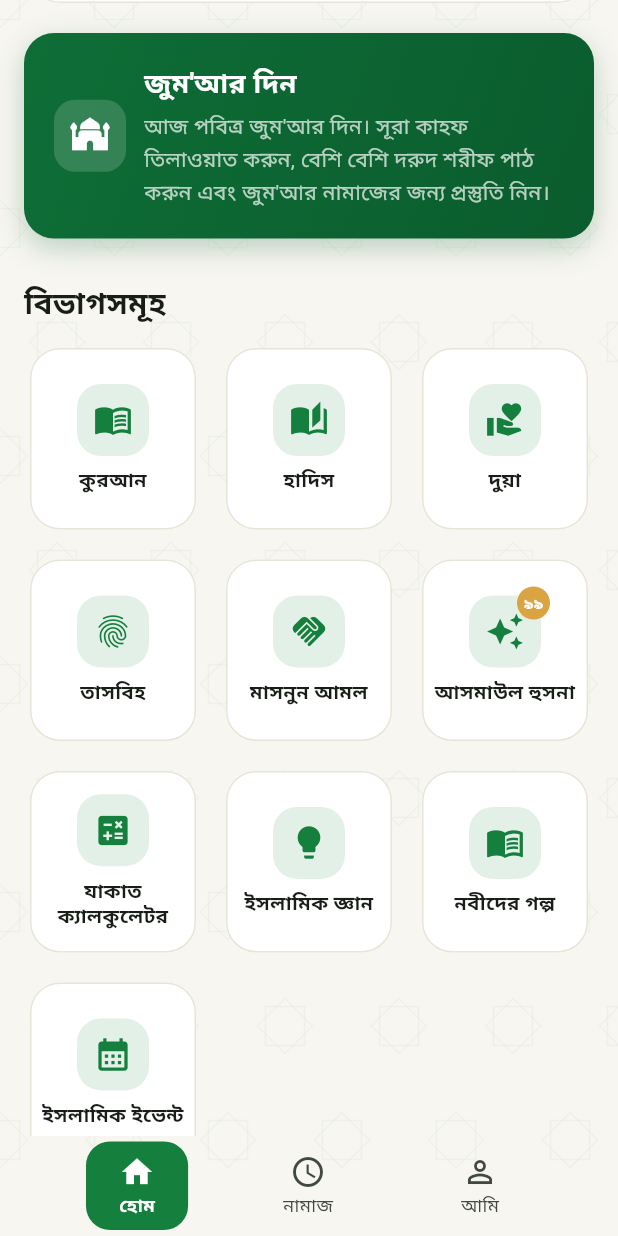
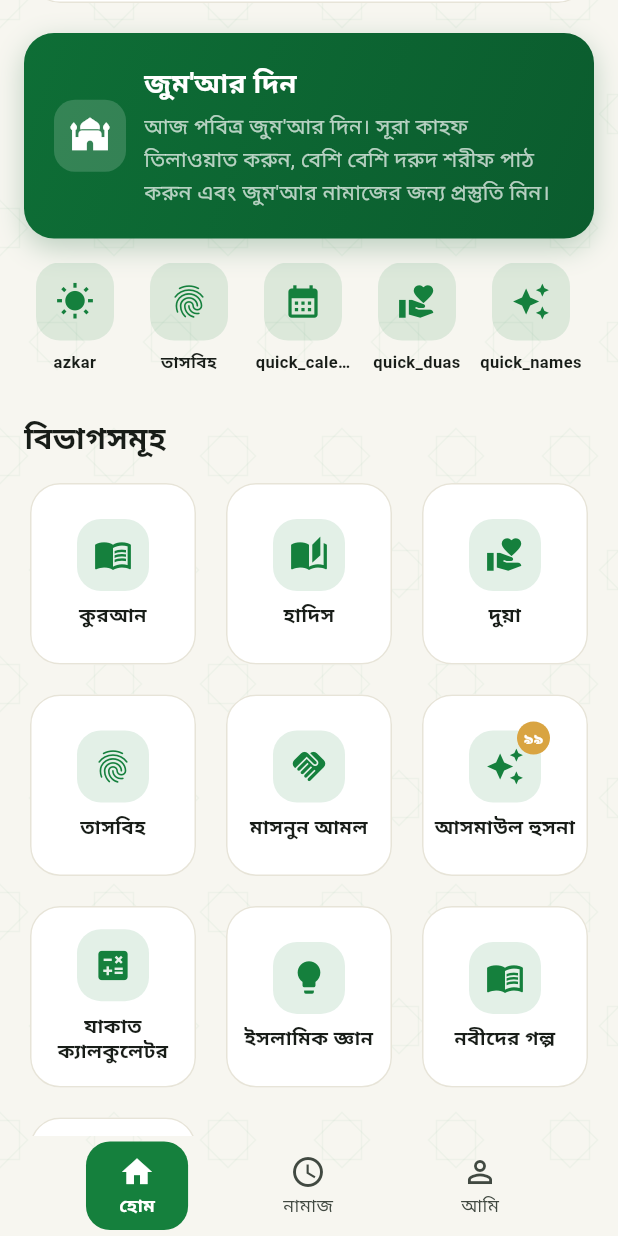
Before and after one commit to errordrive/quran-masmun-amol, a Flutter app: the screen it shows after launch, scrolled down 576 dp, on a phone screen of 412 x 824 dp. Run offline on Flutter 3.47's test engine with Material 3 defaults, Android fonts, the phone set to English and light mode, and no system bars; our stand-ins replace flutter_compass, flutter_local_notifications, just_audio, shared_preferences, timezone; missing offline and left inert: home_widget.

Commit message:
upload: lib/screens/home.dart

```diff
--- a/lib/screens/home.dart
+++ b/lib/screens/home.dart
@@ -20,6 +20,7 @@ import 'content.dart';
 import 'events.dart';
 import 'khatam.dart';
 import 'knowledge.dart';
+import 'month_calendar.dart';
 import 'quran.dart';
 import 'stories.dart';
 import 'zakat.dart';
@@ -152,6 +153,11 @@ class _HomeScreenState extends State<HomeScreen> {
                 const SizedBox(height: 16),
                 _JumuahCard(onTap: () => goToTab(1)),
               ],
+              const SizedBox(height: 16),
+              // Quick-access row (v3.1, reference video): Azkar, Tasbih,
+              // Calendar, Duas, Names, Tracker, Fasting — all map to
+              // EXISTING screens, no new screens invented.
+              const _QuickAccessRow(),
               const SizedBox(height: 28),
               SectionTitle(title: tr('categories')),
               const SizedBox(height: 12),
@@ -352,6 +358,117 @@ class _JumuahCard extends StatelessWidget {
             ),
           ],
         ),
+      ),
+    );
+  }
+}
+
+// ---------------- Quick-access row (v3.1, reference video) ----------------
+
+/// Compact horizontal icon row under the prayer strip. Every item maps
+/// to an EXISTING screen: Azkar = morning duas, Tasbih = tasbih list,
+/// Calendar = monthly calendar, Duas = all duas, Names = Asmaul Husna,
+/// Tracker = Khatam tracker, Fasting = Prayer tab (Sehri & Iftar card).
+class _QuickAccessRow extends StatelessWidget {
+  const _QuickAccessRow();
+
+  @override
+  Widget build(BuildContext context) {
+    final items = <({IconData icon, String label, VoidCallback onTap})>[
+      (
+        icon: Icons.wb_sunny,
+        label: tr('azkar'),
+        onTap: () => Navigator.of(context, rootNavigator: true).push(
+          MaterialPageRoute(
+              builder: (_) => CategoryListScreen(
+                  title: tr('cat_morning'),
+                  duas: duasByCategory('morning'),
+                  subtitle: tr('morning_sub'))),
+        ),
+      ),
+      (
+        icon: Icons.fingerprint,
+        label: tr('tasbih'),
+        onTap: () => Navigator.of(context, rootNavigator: true).push(
+          MaterialPageRoute(builder: (_) => const TasbihListScreen()),
+        ),
+      ),
+      (
+        icon: Icons.calendar_month,
+        label: tr('quick_calendar'),
+        onTap: () => Navigator.of(context, rootNavigator: true).push(
+          MaterialPageRoute(
+              builder: (_) => const MonthlyCalendarScreen()),
+        ),
+      ),
+      (
+        icon: Icons.volunteer_activism,
+        label: tr('quick_duas'),
+        onTap: () => Navigator.of(context, rootNavigator: true).push(
+          MaterialPageRoute(
+              builder: (_) => CategoryListScreen(
+                  title: tr('cat_daily_dua'),
+                  duas: duas,
+                  subtitle: tr('all_duas'))),
+        ),
+      ),
+      (
+        icon: Icons.auto_awesome,
+        label: tr('quick_names'),
+        onTap: () => Navigator.of(context, rootNavigator: true).push(
+          MaterialPageRoute(builder: (_) => const AsmaulHusnaScreen()),
+        ),
+      ),
+      (
+        icon: Icons.checklist,
+        label: tr('quick_tracker'),
+        onTap: () => Navigator.of(context, rootNavigator: true).push(
+          MaterialPageRoute(builder: (_) => const KhatamScreen()),
+        ),
+      ),
+      (
+        icon: Icons.nightlight_round,
+        label: tr('quick_fasting'),
+        onTap: () => goToTab(1),
+      ),
+    ];
+    return SingleChildScrollView(
+      scrollDirection: Axis.horizontal,
+      child: Row(
+        children: [
+          for (final item in items)
+            Padding(
+              padding: const EdgeInsets.only(right: 8),
+              child: InkWell(
+                onTap: item.onTap,
+                borderRadius: BorderRadius.circular(16),
+                child: SizedBox(
+                  width: 68,
+                  child: Column(
+                    children: [
+                      Container(
+                        width: 52,
+                        height: 52,
+                        decoration: BoxDecoration(
+                          color: primaryGreen.withOpacity(0.12),
+                          borderRadius: BorderRadius.circular(16),
+                        ),
+                        child: Icon(item.icon,
+                            color: primaryGreen, size: 26),
+                      ),
+                      const SizedBox(height: 6),
+                      Text(item.label,
+                          style: const TextStyle(
+                              fontSize: 11, fontWeight: FontWeight.w700),
+                          textAlign: TextAlign.center,
+                          maxLines: 1,
+                          overflow: TextOverflow.ellipsis),
+                    ],
+                  ),
+                ),
+              ),
+            ),
+        ],
       ),
     );
   }
```
